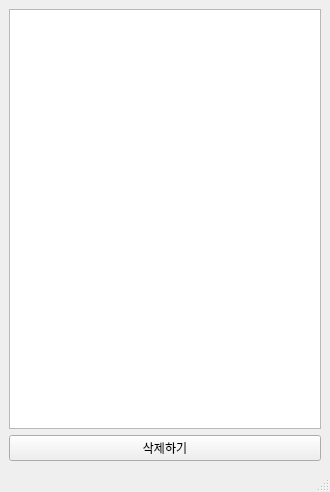
First picture: the form in wrp_main.ui, repository zinzin68/WRP, before the edit.
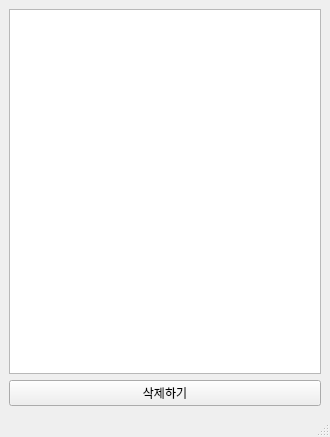
Second picture: the form after the edit. Icons and pictures are not drawn.

Diff of the .ui file:
```diff
--- a/wrp_main.ui
+++ b/wrp_main.ui
@@ -7,16 +7,23 @@
     <x>0</x>
     <y>0</y>
     <width>330</width>
-    <height>492</height>
+    <height>437</height>
    </rect>
   </property>
   <property name="windowTitle">
    <string>MainWindow</string>
   </property>
+  <property name="styleSheet">
+   <string notr="true">background-image: url(:/back/images/bgcolor.png);</string>
+  </property>
   <widget class="QWidget" name="centralwidget">
    <layout class="QGridLayout" name="gridLayout">
     <item row="0" column="0">
-     <widget class="QListWidget" name="wordList"/>
+     <widget class="QListWidget" name="wordList">
+      <property name="styleSheet">
+       <string notr="true"/>
+      </property>
+     </widget>
     </item>
     <item row="1" column="0">
      <layout class="QHBoxLayout" name="horizontalLayout">
```
Left out of the diff: 4 changed lines with no effect on the pictures.
